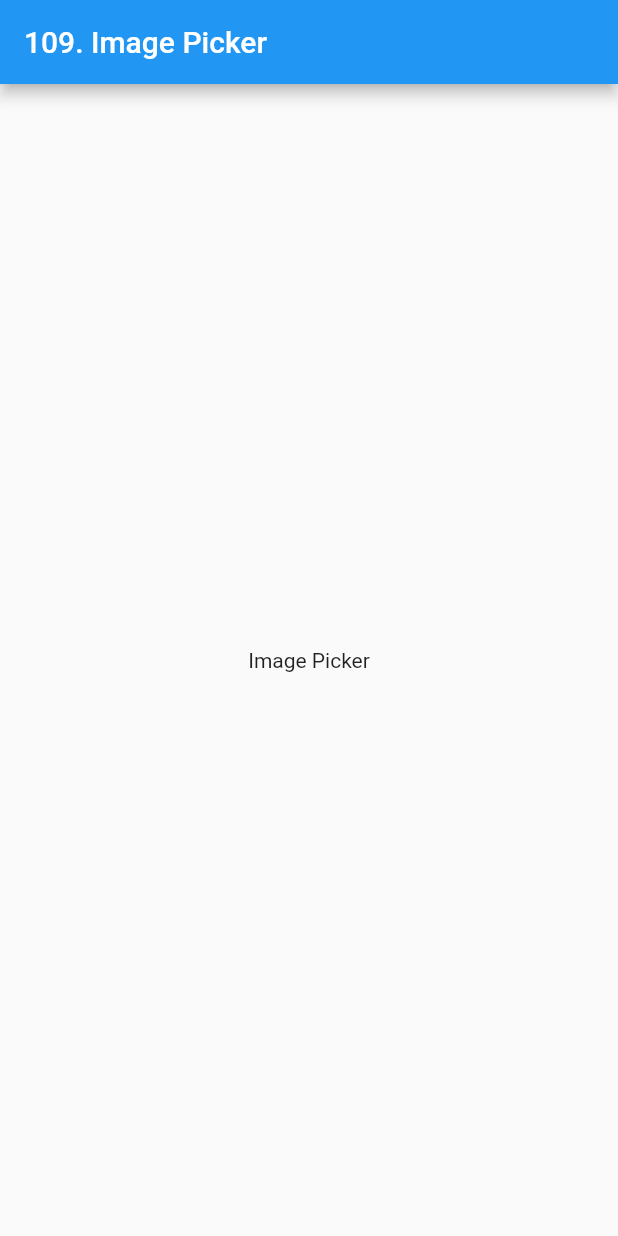
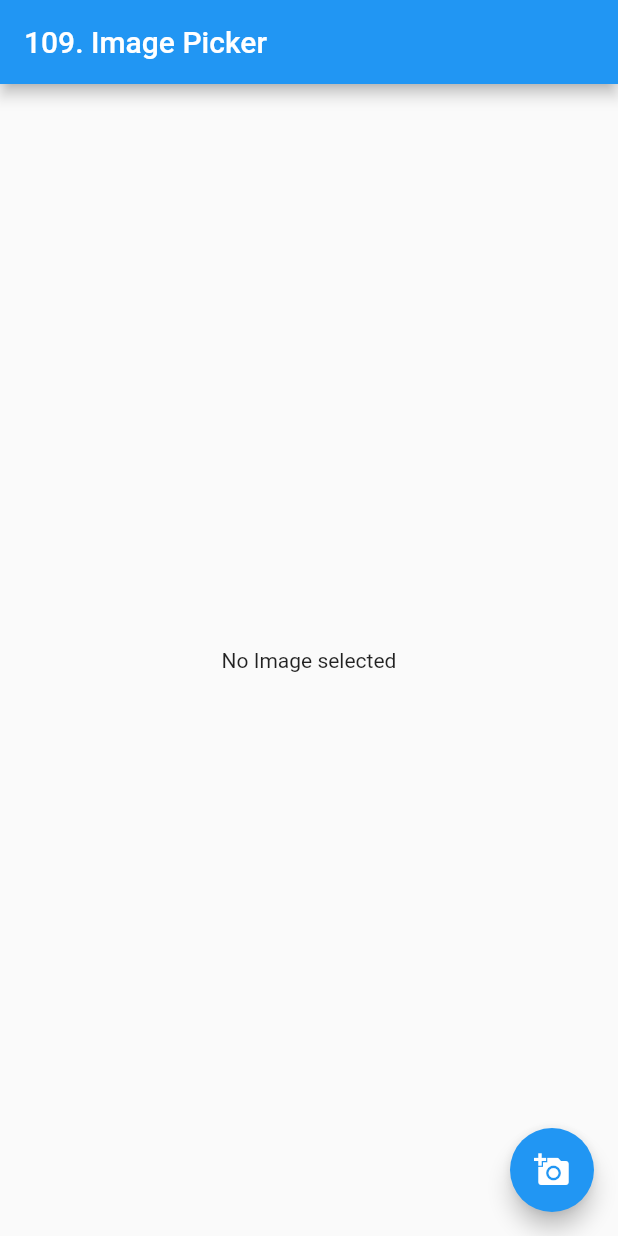
Before and after one commit to Devsaci/image_picker, a Flutter app: the screen it shows after launch, on a phone screen of 412 x 824 dp. Run offline on Flutter 3.47's test engine with Material 2 defaults, Android fonts, the phone set to English and light mode, and no system bars.

Commit message:
floatingActionButton

```diff
--- a/lib/main.dart
+++ b/lib/main.dart
@@ -31,7 +31,11 @@ class _MyHomePageState extends State<MyHomePage> {
         title: const Text("109. Image Picker"),
       ),
       body: const Center(
-        child: Text("Image Picker"),
+        child: Text("No Image selected"),
+      ),
+      floatingActionButton:  const FloatingActionButton(
+          child: Icon(Icons.add_a_photo),
+          onPressed:  null,
       ),
     );
   }
```
